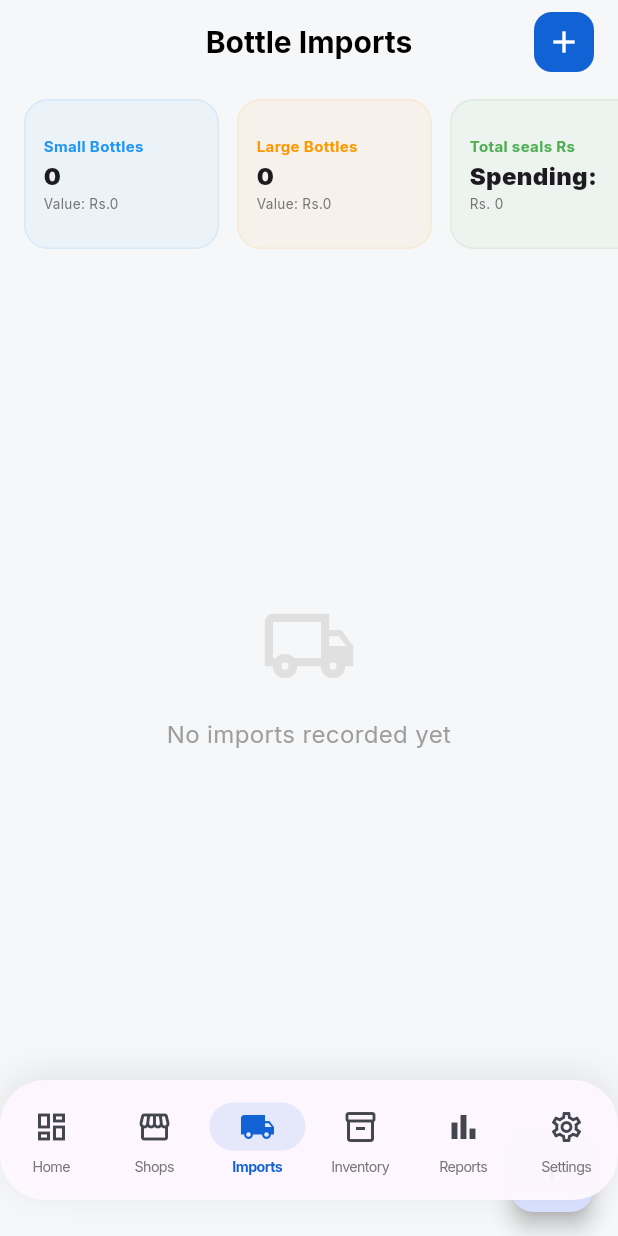
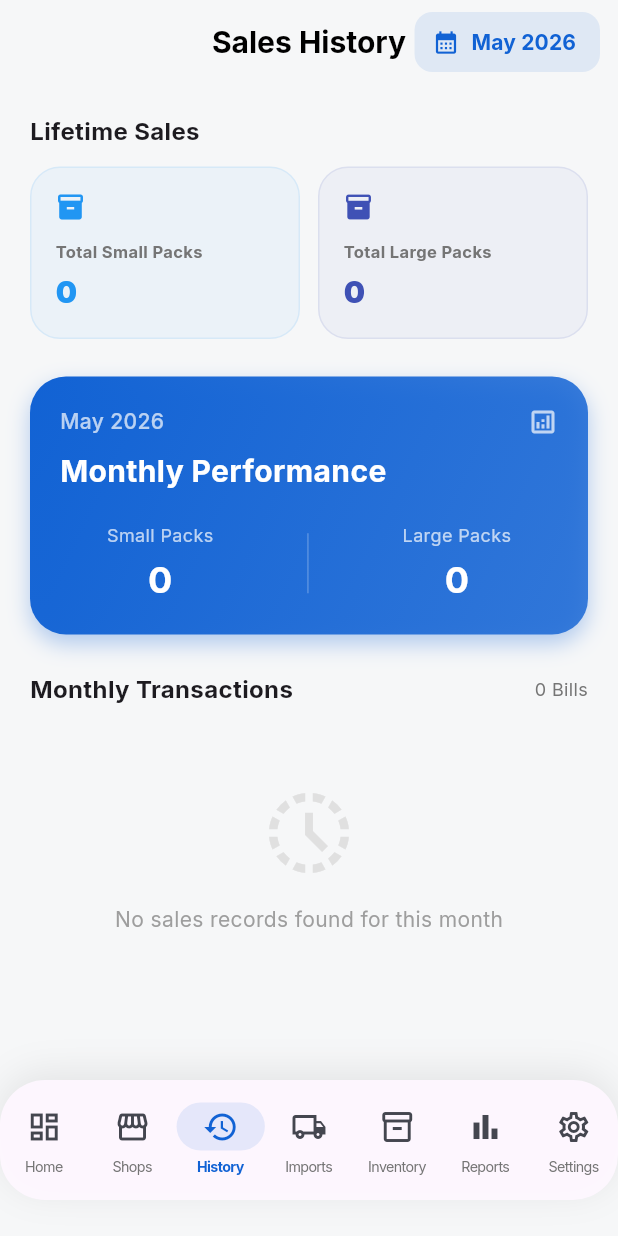
Before and after one commit to theDev-Boy/alkozay, a Flutter app: the screen it shows after launch, item 3 of the bottom bar chosen, on a phone screen of 412 x 824 dp. Run offline on Flutter 3.47's test engine with Material 3 defaults, Android fonts, the light colour scheme and no system bars; our stand-ins replace file_picker, fl_chart, flutter_riverpod, google_fonts, isar, pdf and 2 more; accounts and stored records are empty; generated files the repository leaves out were written again.

Commit message:
add wokr flow and add history page

```diff
--- a/lib/ui/main_navigation.dart
+++ b/lib/ui/main_navigation.dart
@@ -5,6 +5,7 @@ import 'pages/imports_page.dart';
 import 'pages/inventory_page.dart';
 import 'pages/reports_page.dart';
 import 'pages/settings_page.dart';
+import 'pages/history_page.dart';
 
 class MainNavigation extends StatefulWidget {
   const MainNavigation({super.key});
@@ -20,6 +21,7 @@ class _MainNavigationState extends State<MainNavigation> with SingleTickerProvid
   final List<Widget> _pages = [
     const HomePage(),
     const ShopsPage(),
+    const HistoryPage(),
     const ImportsPage(),
     const InventoryPage(),
     const ReportsPage(),
@@ -101,6 +103,11 @@ class _MainNavigationState extends State<MainNavigation> with SingleTickerProvid
                 label: 'Shops',
               ),
               NavigationDestination(
+                icon: Icon(Icons.history_outlined),
+                selectedIcon: Icon(Icons.history, color: Color(0xFF1162D4)),
+                label: 'History',
+              ),
+              NavigationDestination(
                 icon: Icon(Icons.local_shipping_outlined),
                 selectedIcon: Icon(Icons.local_shipping, color: Color(0xFF1162D4)),
                 label: 'Imports',
--- /dev/null
+++ b/lib/ui/pages/history_page.dart
@@ -0,0 +1,308 @@
+import 'package:flutter/material.dart';
+import 'package:flutter_riverpod/flutter_riverpod.dart';
+import 'package:intl/intl.dart';
+import '../../providers/providers.dart';
+import '../../models/models.dart';
+
+class HistoryPage extends ConsumerStatefulWidget {
+  const HistoryPage({super.key});
+
+  @override
+  ConsumerState<HistoryPage> createState() => _HistoryPageState();
+}
+
+class _HistoryPageState extends ConsumerState<HistoryPage> {
+  DateTime _selectedMonth = DateTime.now();
+
+  @override
+  Widget build(BuildContext context) {
+    final bills = ref.watch(billsProvider).value ?? [];
+    final shops = ref.watch(shopsProvider).value ?? [];
+    final theme = Theme.of(context);
+
+    // Lifetime totals
+    int totalSmallPacks = 0;
+    int totalLargePacks = 0;
+    for (var bill in bills) {
+      totalSmallPacks += bill.smallPackQty;
+      totalLargePacks += bill.largePackQty;
+    }
+
+    // Selected month totals
+    final startOfMonth = DateTime(_selectedMonth.year, _selectedMonth.month, 1);
+    final endOfMonth = DateTime(_selectedMonth.year, _selectedMonth.month + 1, 0, 23, 59, 59);
+
+    int monthSmallPacks = 0;
+    int monthLargePacks = 0;
+    final monthlyBills = bills.where((b) =>
+      b.date.isAfter(startOfMonth.subtract(const Duration(seconds: 1))) &&
+      b.date.isBefore(endOfMonth)
+    ).toList();
+
+    for (var bill in monthlyBills) {
+      monthSmallPacks += bill.smallPackQty;
+      monthLargePacks += bill.largePackQty;
+    }
+
+    return Scaffold(
+      appBar: AppBar(
+        title: const Text('Sales History'),
+        actions: [
+          Container(
+            margin: const EdgeInsets.only(right: 12),
+            child: TextButton.icon(
+              onPressed: () => _selectMonth(context),
+              style: TextButton.styleFrom(
+                backgroundColor: theme.primaryColor.withOpacity(0.1),
+                shape: RoundedRectangleBorder(borderRadius: BorderRadius.circular(12)),
+              ),
+              icon: Icon(Icons.calendar_month, size: 18, color: theme.primaryColor),
+              label: Text(
+                DateFormat('MMM yyyy').format(_selectedMonth),
+                style: TextStyle(color: theme.primaryColor, fontWeight: FontWeight.bold),
+              ),
+            ),
+          ),
+        ],
+      ),
+      body: SingleChildScrollView(
+        padding: const EdgeInsets.all(20),
+        child: Column(
+          crossAxisAlignment: CrossAxisAlignment.start,
+          children: [
+            // Lifetime Stats
+            const Text('Lifetime Sales', style: TextStyle(fontWeight: FontWeight.bold, fontSize: 16)),
+            const SizedBox(height: 12),
+            Row(
+              children: [
+                Expanded(child: _buildPackStatCard('Total Small Packs', totalSmallPacks, Colors.blue, Icons.inventory_2)),
+                const SizedBox(width: 12),
+                Expanded(child: _buildPackStatCard('Total Large Packs', totalLargePacks, Colors.indigo, Icons.inventory)),
+              ],
+            ),
+
+            const SizedBox(height: 25),
+
+            // Monthly Summary Card
+            Container(
+              padding: const EdgeInsets.all(20),
+              decoration: BoxDecoration(
+                gradient: LinearGradient(
+                  colors: [theme.primaryColor, theme.primaryColor.withOpacity(0.8)],
+                  begin: Alignment.topLeft,
+                  end: Alignment.bottomRight,
+                ),
+                borderRadius: BorderRadius.circular(24),
+                boxShadow: [
+                  BoxShadow(
+                    color: theme.primaryColor.withOpacity(0.3),
+                    blurRadius: 12,
+                    offset: const Offset(0, 6),
+                  )
+                ],
+              ),
+              child: Column(
+                crossAxisAlignment: CrossAxisAlignment.start,
+                children: [
+                  Row(
+                    mainAxisAlignment: MainAxisAlignment.spaceBetween,
+                    children: [
+                      Text(
+                        DateFormat('MMMM yyyy').format(_selectedMonth),
+                        style: const TextStyle(color: Colors.white70, fontSize: 14, fontWeight: FontWeight.w500),
+                      ),
+                      const Icon(Icons.analytics_outlined, color: Colors.white70, size: 20),
+                    ],
+                  ),
+                  const SizedBox(height: 8),
+                  const Text(
+                    'Monthly Performance',
+                    style: TextStyle(color: Colors.white, fontSize: 20, fontWeight: FontWeight.bold),
+                  ),
+                  const SizedBox(height: 20),
+                  Row(
+                    mainAxisAlignment: MainAxisAlignment.spaceAround,
+                    children: [
+                      _buildMonthlyStatInfo('Small Packs', monthSmallPacks),
+                      Container(width: 1, height: 40, color: Colors.white24),
+                      _buildMonthlyStatInfo('Large Packs', monthLargePacks),
+                    ],
+                  ),
+                ],
+              ),
+            ),
+
+            const SizedBox(height: 25),
+
+            // Monthly Transactions List
+            Row(
+              mainAxisAlignment: MainAxisAlignment.spaceBetween,
+              children: [
+                const Text('Monthly Transactions', style: TextStyle(fontWeight: FontWeight.bold, fontSize: 16)),
+                Text('${monthlyBills.length} Bills', style: TextStyle(color: Colors.grey[600], fontSize: 12)),
+              ],
+            ),
+            const SizedBox(height: 12),
+            if (monthlyBills.isEmpty)
+              _buildEmptyState()
+            else
+              ListView.builder(
+                shrinkWrap: true,
+                physics: const NeverScrollableScrollPhysics(),
+                itemCount: monthlyBills.length,
+                itemBuilder: (context, index) {
+                  final bill = monthlyBills[index];
+                  final shop = shops.firstWhere(
+                    (s) => s.id == bill.shopId,
+                    orElse: () => Shop()..name = 'Deleted Shop'
+                  );
+                  return _buildBillItem(context, bill, shop);
+                },
+              ),
+            const SizedBox(height: 100),
+          ],
+        ),
+      ),
+    );
+  }
+
+  Widget _buildPackStatCard(String label, int qty, Color color, IconData icon) {
+    return Container(
+      padding: const EdgeInsets.all(16),
+      decoration: BoxDecoration(
+        color: color.withOpacity(0.05),
+        borderRadius: BorderRadius.circular(20),
+        border: Border.all(color: color.withOpacity(0.1)),
+      ),
+      child: Column(
+        crossAxisAlignment: CrossAxisAlignment.start,
+        children: [
+          Icon(icon, color: color, size: 20),
+          const SizedBox(height: 12),
+          Text(label, style: TextStyle(color: Colors.grey[600], fontSize: 11, fontWeight: FontWeight.bold)),
+          const SizedBox(height: 4),
+          Text('$qty', style: TextStyle(fontSize: 20, fontWeight: FontWeight.w900, color: color)),
+        ],
+      ),
+    );
+  }
+
+  Widget _buildMonthlyStatInfo(String label, int qty) {
+    return Column(
+      children: [
+        Text(label, style: const TextStyle(color: Colors.white70, fontSize: 12)),
+        const SizedBox(height: 4),
+        Text(
+          '$qty',
+          style: const TextStyle(color: Colors.white, fontSize: 24, fontWeight: FontWeight.bold),
+        ),
+      ],
+    );
+  }
+
+  Widget _buildBillItem(BuildContext context, Bill bill, Shop shop) {
+    final theme = Theme.of(context);
+    return Container(
+      margin: const EdgeInsets.only(bottom: 12),
+      padding: const EdgeInsets.all(12),
+      decoration: BoxDecoration(
+        color: theme.cardColor,
+        borderRadius: BorderRadius.circular(16),
+        boxShadow: [
+          BoxShadow(
+            color: Colors.black.withOpacity(0.02),
+            blurRadius: 8,
+            offset: const Offset(0, 2),
+          )
+        ],
+      ),
+      child: Row(
+        children: [
+          Container(
+            padding: const EdgeInsets.all(10),
+            decoration: BoxDecoration(
+              color: theme.primaryColor.withOpacity(0.1),
+              borderRadius: BorderRadius.circular(12),
+            ),
+            child: Icon(Icons.receipt_long, color: theme.primaryColor, size: 20),
+          ),
+          const SizedBox(width: 15),
+          Expanded(
+            child: Column(
+              crossAxisAlignment: CrossAxisAlignment.start,
+              children: [
+                Text(shop.name, style: const TextStyle(fontWeight: FontWeight.bold, fontSize: 14)),
+                const SizedBox(height: 2),
+                Text(
+                  DateFormat('dd MMM | hh:mm a').format(bill.date),
+                  style: TextStyle(color: Colors.grey[500], fontSize: 11),
+                ),
+              ],
+            ),
+          ),
+          Column(
+            crossAxisAlignment: CrossAxisAlignment.end,
+            children: [
+              Row(
+                children: [
+                  _buildMiniBadge('${bill.smallPackQty}S', Colors.blue),
+                  const SizedBox(width: 4),
+                  _buildMiniBadge('${bill.largePackQty}L', Colors.teal),
+                ],
+              ),
+              const SizedBox(height: 4),
+              Text(
+                'Rs. ${bill.totalPrice.toStringAsFixed(0)}',
+                style: const TextStyle(fontWeight: FontWeight.w900, fontSize: 13),
+              ),
+            ],
+          ),
+        ],
+      ),
+    );
+  }
+
+  Widget _buildMiniBadge(String text, Color color) {
+    return Container(
+      padding: const EdgeInsets.symmetric(horizontal: 6, vertical: 2),
+      decoration: BoxDecoration(
+        color: color.withOpacity(0.1),
+        borderRadius: BorderRadius.circular(6),
+      ),
+      child: Text(
+        text,
+        style: TextStyle(color: color, fontSize: 10, fontWeight: FontWeight.bold),
+      ),
+    );
+  }
+
+  Widget _buildEmptyState() {
+    return Center(
+      child: Column(
+        children: [
+          const SizedBox(height: 40),
+          Icon(Icons.history_toggle_off, size: 64, color: Colors.grey[300]),
+          const SizedBox(height: 16),
+          Text(
+            'No sales records found for this month',
+            style: TextStyle(color: Colors.grey[500], fontSize: 14),
+          ),
+          const SizedBox(height: 40),
+        ],
+      ),
+    );
+  }
+
+  Future<void> _selectMonth(BuildContext context) async {
+    final date = await showDatePicker(
+      context: context,
+      initialDate: _selectedMonth,
+      firstDate: DateTime(2020),
+      lastDate: DateTime.now(),
+      initialDatePickerMode: DatePickerMode.year,
+    );
+    if (date != null) {
+      setState(() => _selectedMonth = date);
+    }
+  }
+}
```
Also changed, not shown: 1 other file.
